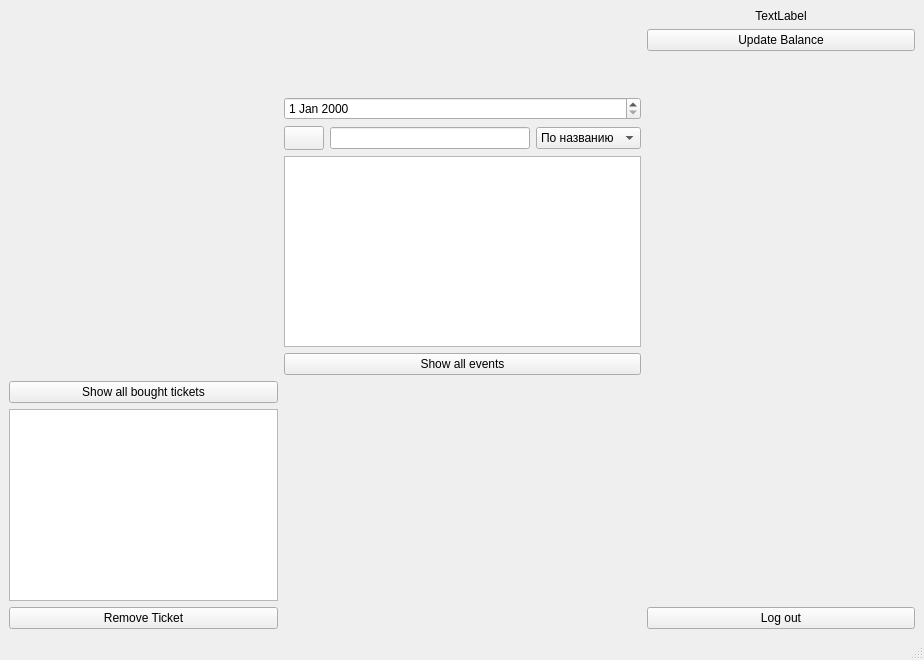
This is OrderTickets/mainmenu.ui in N3wm1e/Hustle_Rep as Qt 5 draws it before an edit. The edited form follows.
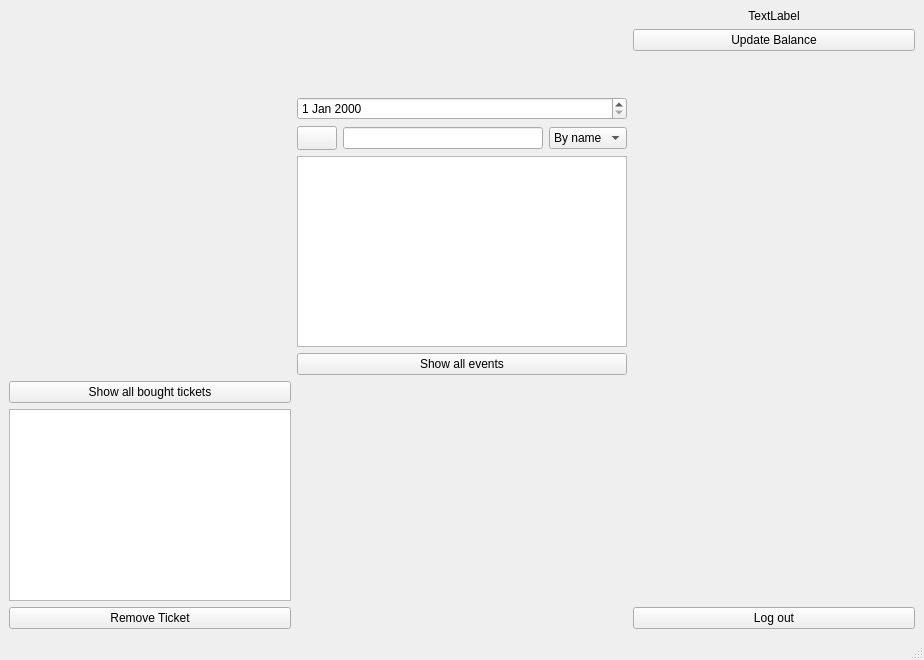
This is the edited form.

```diff
--- a/OrderTickets/mainmenu.ui
+++ b/OrderTickets/mainmenu.ui
@@ -150,7 +150,7 @@
          <widget class="QComboBox" name="chooseSearch">
           <item>
            <property name="text">
-            <string>По названию</string>
+            <string>By name</string>
            </property>
           </item>
           <item>
```
Left out of the diff: 2 changed lines with no effect on the pictures.
